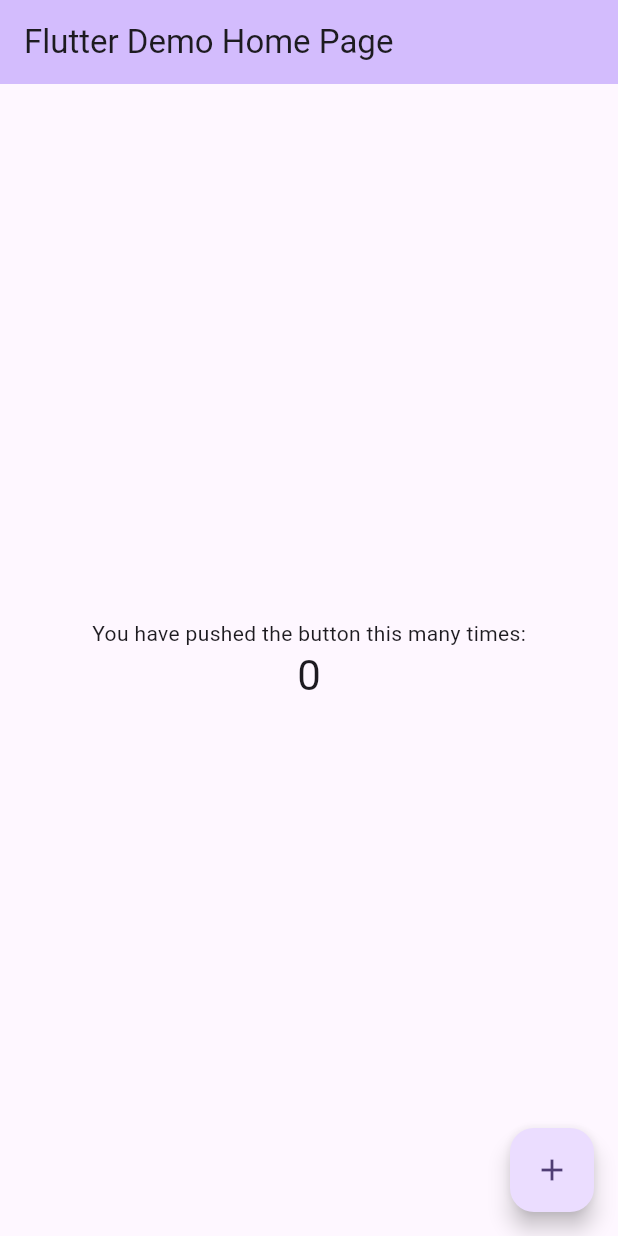
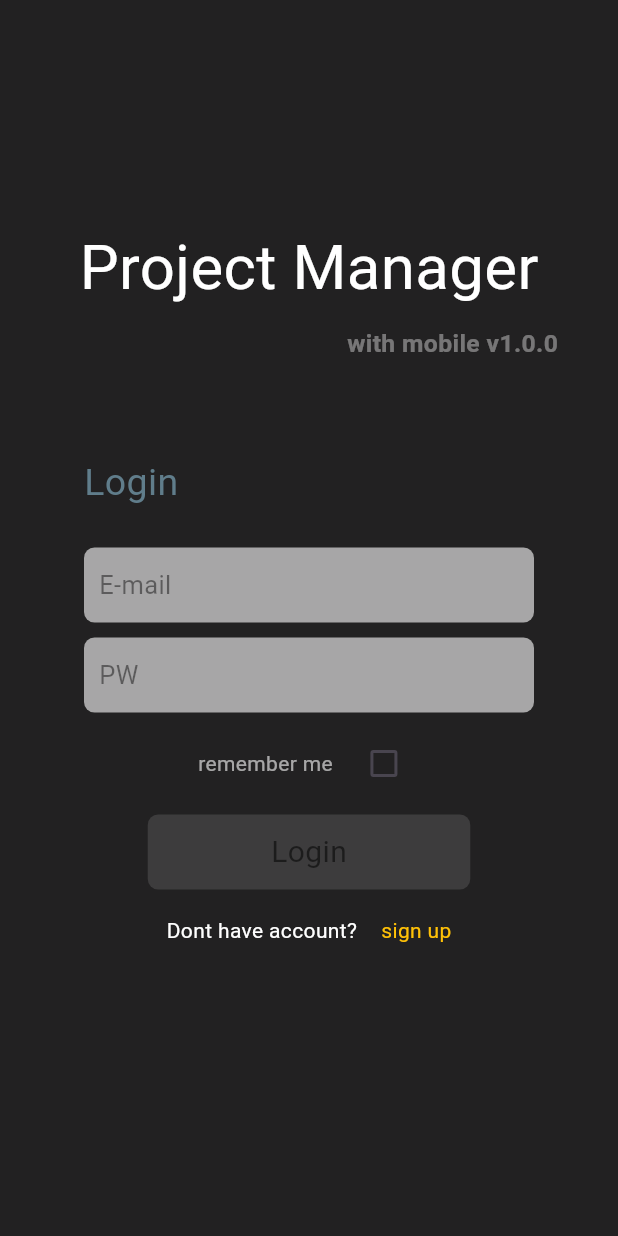
Before and after one commit to Idooru/project_manager, a Flutter app: the screen it shows after launch, on a phone screen of 412 x 824 dp. Run offline on Flutter 3.47's test engine with Material 3 defaults, Android fonts, the phone set to English and light mode, and no system bars.

Commit message:
[FrontEnd] login page

```diff
--- a/front/lib/main.dart
+++ b/front/lib/main.dart
@@ -1,125 +1,6 @@
 import 'package:flutter/material.dart';
+import 'package:front/pages/login.dart';
 
 void main() {
-  runApp(const MyApp());
+  runApp(const LoginPage());
 }
-
-class MyApp extends StatelessWidget {
-  const MyApp({super.key});
-
-  // This widget is the root of your application.
-  @override
-  Widget build(BuildContext context) {
-    return MaterialApp(
-      title: 'Flutter Demo',
-      theme: ThemeData(
-        // This is the theme of your application.
-        //
-        // TRY THIS: Try running your application with "flutter run". You'll see
-        // the application has a purple toolbar. Then, without quitting the app,
-        // try changing the seedColor in the colorScheme below to Colors.green
-        // and then invoke "hot reload" (save your changes or press the "hot
-        // reload" button in a Flutter-supported IDE, or press "r" if you used
-        // the command line to start the app).
-        //
-        // Notice that the counter didn't reset back to zero; the application
-        // state is not lost during the reload. To reset the state, use hot
-        // restart instead.
-        //
-        // This works for code too, not just values: Most code changes can be
-        // tested with just a hot reload.
-        colorScheme: ColorScheme.fromSeed(seedColor: Colors.deepPurple),
-        useMaterial3: true,
-      ),
-      home: const MyHomePage(title: 'Flutter Demo Home Page'),
-    );
-  }
-}
-
-class MyHomePage extends StatefulWidget {
-  const MyHomePage({super.key, required this.title});
-
-  // This widget is the home page of your application. It is stateful, meaning
-  // that it has a State object (defined below) that contains fields that affect
-  // how it looks.
-
-  // This class is the configuration for the state. It holds the values (in this
-  // case the title) provided by the parent (in this case the App widget) and
-  // used by the build method of the State. Fields in a Widget subclass are
-  // always marked "final".
-
-  final String title;
-
-  @override
-  State<MyHomePage> createState() => _MyHomePageState();
-}
-
-class _MyHomePageState extends State<MyHomePage> {
-  int _counter = 0;
-
-  void _incrementCounter() {
-    setState(() {
-      // This call to setState tells the Flutter framework that something has
-      // changed in this State, which causes it to rerun the build method below
-      // so that the display can reflect the updated values. If we changed
-      // _counter without calling setState(), then the build method would not be
-      // called again, and so nothing would appear to happen.
-      _counter++;
-    });
-  }
-
-  @override
-  Widget build(BuildContext context) {
-    // This method is rerun every time setState is called, for instance as done
-    // by the _incrementCounter method above.
-    //
-    // The Flutter framework has been optimized to make rerunning build methods
-    // fast, so that you can just rebuild anything that needs updating rather
-    // than having to individually change instances of widgets.
-    return Scaffold(
-      appBar: AppBar(
-        // TRY THIS: Try changing the color here to a specific color (to
-        // Colors.amber, perhaps?) and trigger a hot reload to see the AppBar
-        // change color while the other colors stay the same.
-        backgroundColor: Theme.of(context).colorScheme.inversePrimary,
-        // Here we take the value from the MyHomePage object that was created by
-        // the App.build method, and use it to set our appbar title.
-        title: Text(widget.title),
-      ),
-      body: Center(
-        // Center is a layout widget. It takes a single child and positions it
-        // in the middle of the parent.
-        child: Column(
-          // Column is also a layout widget. It takes a list of children and
-          // arranges them vertically. By default, it sizes itself to fit its
-          // children horizontally, and tries to be as tall as its parent.
-          //
-          // Column has various properties to control how it sizes itself and
-          // how it positions its children. Here we use mainAxisAlignment to
-          // center the children vertically; the main axis here is the vertical
-          // axis because Columns are vertical (the cross axis would be
-          // horizontal).
-          //
-          // TRY THIS: Invoke "debug painting" (choose the "Toggle Debug Paint"
-          // action in the IDE, or press "p" in the console), to see the
-          // wireframe for each widget.
-          mainAxisAlignment: MainAxisAlignment.center,
-          children: <Widget>[
-            const Text(
-              'You have pushed the button this many times:',
-            ),
-            Text(
-              '$_counter',
-              style: Theme.of(context).textTheme.headlineMedium,
-            ),
-          ],
-        ),
-      ),
-      floatingActionButton: FloatingActionButton(
-        onPressed: _incrementCounter,
-        tooltip: 'Increment',
-        child: const Icon(Icons.add),
-      ), // This trailing comma makes auto-formatting nicer for build methods.
-    );
-  }
-}
--- /dev/null
+++ b/front/lib/pages/login.dart
@@ -0,0 +1,28 @@
+import 'package:flutter/material.dart';
+import 'package:front/widgets/banner.dart';
+import 'package:front/widgets/login.dart';
+import 'package:front/widgets/flex.dart';
+
+class LoginPage extends StatelessWidget {
+  const LoginPage({super.key});
+
+  @override
+  Widget build(BuildContext context) {
+    return MaterialApp(
+      debugShowCheckedModeBanner: false,
+      home: Scaffold(
+        body: Container(
+          color: Colors.black87,
+          padding: const EdgeInsets.all(40),
+          child: const Column(
+            children: [
+              NoneWidget(flex: 1),
+              BannerWidget(),
+              LoginWidget(),
+            ],
+          ),
+        ),
+      ),
+    );
+  }
+}
--- /dev/null
+++ b/front/lib/widgets/banner.dart
@@ -0,0 +1,46 @@
+import 'package:flutter/material.dart';
+
+class BannerWidget extends StatelessWidget {
+  const BannerWidget({super.key});
+
+  @override
+  Widget build(BuildContext context) {
+    Size screenSize = MediaQuery.of(context).size;
+
+    return Flexible(
+      flex: 3,
+      fit: FlexFit.tight,
+      child: Column(
+        mainAxisAlignment: MainAxisAlignment.center,
+        children: [
+          Align(
+            alignment: Alignment.center,
+            child: Text(
+              'Project Manager',
+              style: TextStyle(
+                fontSize: screenSize.width * 0.5 / 5,
+                color: Colors.white,
+                decoration: TextDecoration.none,
+              ),
+            ),
+          ),
+          const SizedBox(
+            height: 10,
+          ),
+          Align(
+            alignment: Alignment.centerRight,
+            child: Text(
+              'with mobile v1.0.0',
+              style: TextStyle(
+                fontWeight: FontWeight.w700,
+                fontSize: screenSize.width * 0.08 / 2,
+                color: Colors.white38,
+                decoration: TextDecoration.none,
+              ),
+            ),
+          )
+        ],
+      ),
+    );
+  }
+}
--- /dev/null
+++ b/front/lib/widgets/check.dart
@@ -0,0 +1,41 @@
+import 'package:flutter/material.dart';
+
+class CheckBoxWidget extends StatefulWidget {
+  final String label;
+  final void Function(bool?) onChange;
+
+  const CheckBoxWidget({
+    super.key,
+    required this.label,
+    required this.onChange,
+  });
+
+  @override
+  State<CheckBoxWidget> createState() => _CheckBoxWidgetState();
+}
+
+class _CheckBoxWidgetState extends State<CheckBoxWidget> {
+  bool _isChecked = false;
+
+  void _changeCheckboxState(bool? newValue) {
+    setState(() {
+      _isChecked = newValue ?? false;
+    });
+    widget.onChange(_isChecked);
+  }
+
+  @override
+  Widget build(BuildContext context) {
+    return Row(
+      mainAxisAlignment: MainAxisAlignment.center,
+      children: [
+        Text(
+          widget.label,
+          style: const TextStyle(color: Colors.white60),
+        ),
+        const SizedBox(width: 10),
+        Checkbox(value: _isChecked, onChanged: _changeCheckboxState),
+      ],
+    );
+  }
+}
--- /dev/null
+++ b/front/lib/widgets/flex.dart
@@ -0,0 +1,15 @@
+import 'package:flutter/material.dart';
+
+class NoneWidget extends StatelessWidget {
+  final int flex;
+
+  const NoneWidget({super.key, required this.flex});
+
+  @override
+  Widget build(BuildContext context) {
+    return Flexible(
+      flex: flex,
+      child: Container(),
+    );
+  }
+}
--- /dev/null
+++ b/front/lib/widgets/login.dart
@@ -0,0 +1,139 @@
+import 'package:flutter/material.dart';
+import 'package:front/widgets/check.dart';
+import 'package:front/widgets/text_input.dart';
+import 'package:front/widgets/submit.dart';
+
+class LoginWidget extends StatefulWidget {
+  const LoginWidget({super.key});
+
+  @override
+  State<LoginWidget> createState() => LoginWidgetState();
+}
+
+class LoginWidgetState extends State<LoginWidget> {
+  bool isLoginable = false;
+  bool isValidEmail = false;
+  bool isValidPassword = false;
+
+  final emailController = TextEditingController();
+  final passwordController = TextEditingController();
+
+  void login() {
+    String email = emailController.text;
+    String password = passwordController.text;
+
+    debugPrint('login..');
+    debugPrint(email);
+    debugPrint(password);
+  }
+
+  void handleEmail(String email) {
+    if (email.isEmpty) {
+      setState(() => isLoginable = false);
+    }
+
+    String emailPattern =
+        r'^[a-zA-Z0-9]+([._%+-]?[a-zA-Z0-9]+)*@[a-zA-Z0-9-]+(\.[a-zA-Z]{2,})+$';
+    RegExp regex = RegExp(emailPattern);
+    bool isMatched = regex.hasMatch(email);
+
+    if (isMatched) isValidEmail = true;
+  }
+
+  void handlePassword(String password) {
+    if (password.isEmpty) {
+      setState(() => isLoginable = false);
+    }
+
+    String passwordPattern =
+        r'^(?=.*[A-Z])(?=.*[a-z])(?=.*\d)(?=.*[@$!%*?&])[A-Za-z\d@$!%*?&]{8,}$';
+    RegExp regex = RegExp(passwordPattern);
+    bool isMatched = regex.hasMatch(password);
+
+    if (isMatched) {
+      isValidPassword = true;
+      setState(() => isLoginable = true);
+    }
+  }
+
+  void rememberMe(bool? isChecked) {
+    debugPrint('is remember?');
+    debugPrint('$isChecked');
+  }
+
+  void navigateSignupPage() {
+    debugPrint('move to sign up!');
+  }
+
+  @override
+  Widget build(BuildContext context) {
+    return Flexible(
+      flex: 8,
+      fit: FlexFit.tight,
+      child: Container(
+        width: double.infinity,
+        padding: const EdgeInsets.all(10),
+        child: Column(
+          children: [
+            Container(
+              height: 42,
+              margin: const EdgeInsets.fromLTRB(6, 0, 0, 25),
+              child: const Align(
+                alignment: Alignment.bottomLeft,
+                child: Text(
+                  'Login',
+                  style: TextStyle(
+                    fontSize: 25,
+                    color: Colors.blueGrey,
+                    decoration: TextDecoration.none,
+                  ),
+                ),
+              ),
+            ),
+            TextInputWidget(
+              label: 'E-mail',
+              controller: emailController,
+              textChange: handleEmail,
+            ),
+            TextInputWidget(
+              label: 'PW',
+              controller: passwordController,
+              textChange: handlePassword,
+            ),
+            CheckBoxWidget(
+              label: 'remember me',
+              onChange: rememberMe,
+            ),
+            const SizedBox(height: 10.0),
+            SubmitWidget(
+              text: 'Login',
+              submit: login,
+              isSubmitable: isLoginable,
+            ),
+            const SizedBox(height: 2.0),
+            SizedBox(
+              width: 190,
+              height: 50,
+              child: Row(
+                mainAxisAlignment: MainAxisAlignment.spaceBetween,
+                children: [
+                  const Text(
+                    'Dont have account?',
+                    style: TextStyle(color: Colors.white),
+                  ),
+                  GestureDetector(
+                    onTap: navigateSignupPage,
+                    child: const Text(
+                      'sign up',
+                      style: TextStyle(color: Colors.amber),
+                    ),
+                  ),
+                ],
+              ),
+            )
+          ],
+        ),
+      ),
+    );
+  }
+}
--- /dev/null
+++ b/front/lib/widgets/submit.dart
@@ -0,0 +1,67 @@
+import 'package:flutter/material.dart';
+
+class SubmitWidget extends StatefulWidget {
+  final void Function() submit;
+  final bool isSubmitable;
+  final String text;
+
+  const SubmitWidget({
+    super.key,
+    required this.submit,
+    required this.text,
+    required this.isSubmitable,
+  });
+
+  @override
+  State<SubmitWidget> createState() => _SubmitWidgetState();
+}
+
+class _SubmitWidgetState extends State<SubmitWidget> {
+  TextButton getButton() {
+    return TextButton(
+      onPressed: widget.submit,
+      child: Container(
+        width: 215,
+        height: 50,
+        decoration: const BoxDecoration(
+          color: Colors.yellow,
+          borderRadius: BorderRadius.all(Radius.circular(7)),
+        ),
+        child: Center(
+          child: Text(
+            widget.text,
+            style: const TextStyle(
+              fontSize: 20,
+              color: Colors.black,
+            ),
+          ),
+        ),
+      ),
+    );
+  }
+
+  Container getContainer() {
+    return Container(
+      width: 215,
+      height: 50,
+      decoration: const BoxDecoration(
+        color: Colors.white12,
+        borderRadius: BorderRadius.all(Radius.circular(7)),
+      ),
+      child: Center(
+        child: Text(
+          widget.text,
+          style: const TextStyle(
+            fontSize: 20,
+            color: Colors.black54,
+          ),
+        ),
+      ),
+    );
+  }
+
+  @override
+  Widget build(BuildContext context) {
+    return widget.isSubmitable ? getButton() : getContainer();
+  }
+}
--- /dev/null
+++ b/front/lib/widgets/text_input.dart
@@ -0,0 +1,75 @@
+import 'package:flutter/material.dart';
+
+class TextInputWidget extends StatefulWidget {
+  final int? areaWidth;
+  final String label;
+  final TextEditingController controller;
+  final void Function(String)? textChange;
+
+  const TextInputWidget({
+    super.key,
+    this.areaWidth,
+    required this.label,
+    required this.controller,
+    this.textChange,
+  });
+
+  @override
+  State<TextInputWidget> createState() => _TextInputWidgetState();
+}
+
+class _TextInputWidgetState extends State<TextInputWidget> {
+  @override
+  Widget build(BuildContext context) {
+    return Container(
+      width: widget.areaWidth == null
+          ? double.infinity
+          : widget.areaWidth as double,
+      height: 50,
+      margin: const EdgeInsets.fromLTRB(6, 0, 6, 10),
+      decoration: const BoxDecoration(
+        color: Colors.white60,
+        borderRadius: BorderRadius.all(
+          Radius.circular(7),
+        ),
+      ),
+      child: Row(
+        children: [
+          Container(
+            margin: const EdgeInsets.only(left: 10),
+            width: 55,
+            child: Align(
+              alignment: Alignment.centerLeft,
+              child: Text(
+                widget.label,
+                style: const TextStyle(
+                  fontSize: 17,
+                  color: Colors.black45,
+                  decoration: TextDecoration.none,
+                ),
+              ),
+            ),
+          ),
+          Expanded(
+            child: TextField(
+              style: const TextStyle(
+                fontSize: 13,
+                color: Colors.black,
+              ),
+              obscureText: widget.label.contains('PW') ? true : false,
+              controller: widget.controller,
+              decoration: const InputDecoration(border: InputBorder.none),
+              onChanged: widget.textChange,
+            ),
+          ),
+        ],
+      ),
+    );
+  }
+
+  @override
+  void dispose() {
+    super.dispose();
+    widget.controller.dispose();
+  }
+}
```
